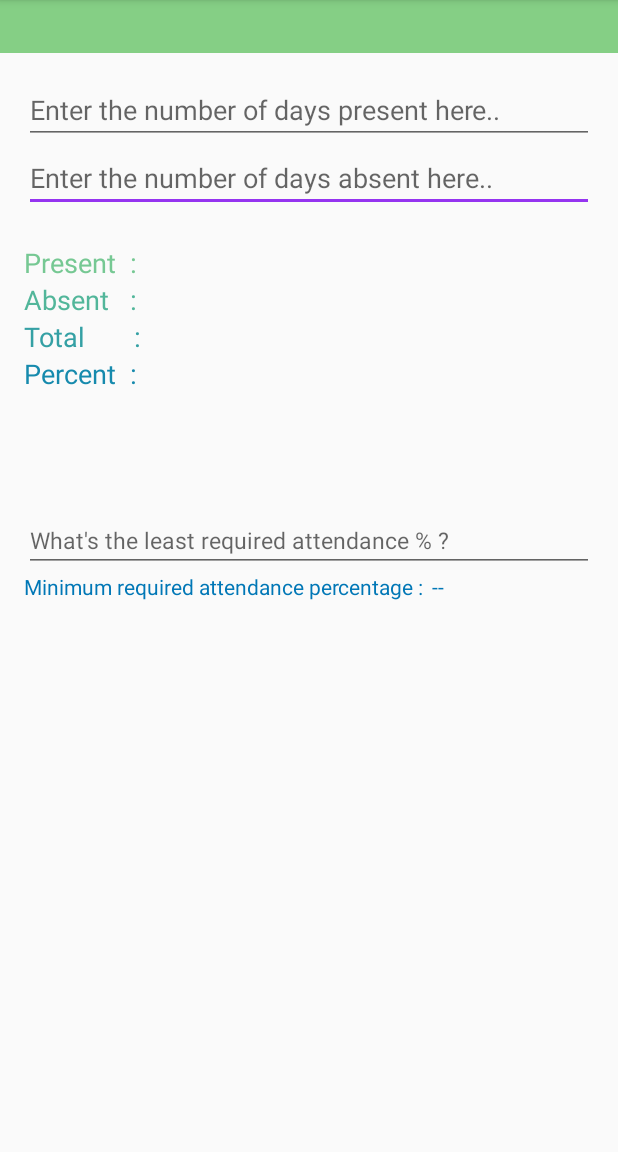
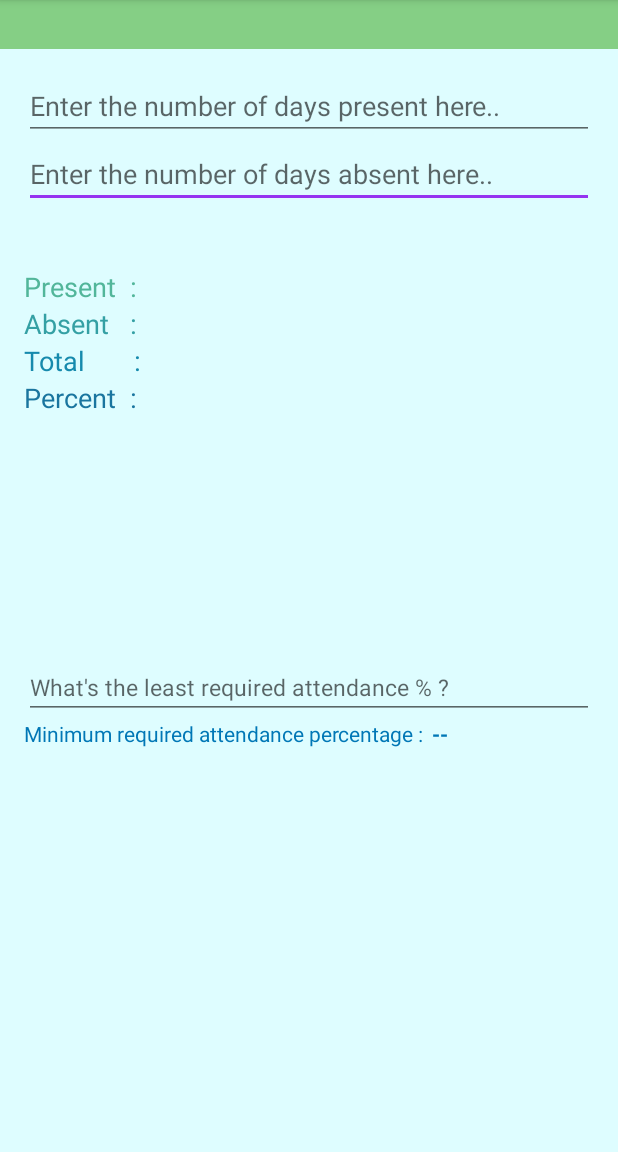
Before and after one commit to KarishmaSinghChauhan/AssistMe, an Android app: the AttendanceActivity2 screen opened directly, with no data from a screen before it, on a phone screen of 412 x 824 dp, the part 84-1236 px from its top. Run offline under Robolectric (Android 15) with nearby library versions, the phone set to English and light mode, and no system bars.

Commit message:
change styles

```diff
--- a/AssistMe/app/src/main/res/layout/activity_attendance.xml
+++ b/AssistMe/app/src/main/res/layout/activity_attendance.xml
@@ -31,10 +31,10 @@
         android:layout_marginTop="8dp"
         android:layout_marginEnd="8dp"
         android:ems="10"
-        android:hint="Type here to add a new subject.."
+        android:hint="Tap here to add a new subject..."
         android:inputType="textPersonName"
         android:onClick="addSubject"
-        android:textColor="?attr/colorAccent" />
+        android:textColor="#023e8a" />
 
     <ListView
         android:id="@+id/subjectListView"
--- a/AssistMe/app/src/main/res/layout/activity_attendance2.xml
+++ b/AssistMe/app/src/main/res/layout/activity_attendance2.xml
@@ -4,6 +4,7 @@
     xmlns:tools="http://schemas.android.com/tools"
     android:id="@+id/activity_attendance2"
     android:screenOrientation="portrait"
+    android:background="@color/colorBackground"
     android:layout_width="match_parent"
     android:layout_height="match_parent"
 
@@ -31,7 +32,7 @@
         android:layout_marginStart="16dp"
         android:layout_marginEnd="16dp"
         android:text="Absent   : "
-        android:textColor="#52b69a"
+        android:textColor="#34a0a4"
         android:textSize="18sp" />
 
     <TextView
@@ -41,10 +42,10 @@
         android:layout_below="@+id/absentEditText"
         android:layout_alignParentStart="true"
         android:layout_marginStart="16dp"
-        android:layout_marginTop="21dp"
+        android:layout_marginTop="40dp"
         android:layout_marginEnd="16dp"
         android:text="Present  : "
-        android:textColor="#76c893"
+        android:textColor="#52b69a"
         android:textSize="18sp" />
 
     <TextView
@@ -56,7 +57,7 @@
         android:layout_marginStart="16dp"
         android:layout_marginEnd="16dp"
         android:text="Total       : "
-        android:textColor="#34a0a4"
+        android:textColor="#168aad"
         android:textSize="18sp" />
 
     <TextView
@@ -68,7 +69,7 @@
         android:layout_marginStart="16dp"
         android:layout_marginEnd="16dp"
         android:text="Percent  :  "
-        android:textColor="#168aad"
+        android:textColor="#1a759f"
         android:textSize="18sp" />
 
     <TextView
@@ -77,8 +78,9 @@
         android:layout_height="wrap_content"
         android:layout_below="@+id/totalTextView"
         android:layout_toEndOf="@+id/textView14"
-        android:textColor="#168aad"
-        android:textSize="18sp" />
+        android:textColor="#1a759f"
+        android:textSize="18sp"
+        android:textStyle="bold" />
 
     <TextView
         android:id="@+id/totalTextView"
@@ -86,7 +88,7 @@
         android:layout_height="wrap_content"
         android:layout_below="@+id/absentTextView"
         android:layout_toEndOf="@+id/textView14"
-        android:textColor="#34a0a4"
+        android:textColor="#168aad"
         android:textSize="18sp" />
 
     <TextView
@@ -95,7 +97,7 @@
         android:layout_height="wrap_content"
         android:layout_below="@+id/presentTextView"
         android:layout_alignStart="@+id/totalTextView"
-        android:textColor="#52b69a"
+        android:textColor="#34a0a4"
         android:textSize="18sp" />
 
     <TextView
@@ -107,23 +109,23 @@
         android:layout_alignStart="@+id/absentTextView"
         android:layout_marginStart="1dp"
         android:layout_marginTop="24dp"
-        android:textColor="#76c893"
+        android:textColor="#52b69a"
         android:textSize="18sp" />
 
     <EditText
+        android:id="@+id/minAttEditText"
         android:layout_width="match_parent"
-        android:inputType="numberDecimal"
-        android:ems="10"
-        android:id="@+id/minAttEditText"
-        android:hint="What's the least required attendance % ?"
         android:layout_height="wrap_content"
-        android:textSize="15sp"
-        android:layout_marginTop="78dp"
-        android:onClick="updateAttendance"
         android:layout_below="@+id/textView14"
         android:layout_alignParentStart="true"
         android:layout_marginStart="16dp"
-        android:layout_marginEnd="16dp"/>
+        android:layout_marginTop="160dp"
+        android:layout_marginEnd="16dp"
+        android:ems="10"
+        android:hint="What's the least required attendance % ?"
+        android:inputType="numberDecimal"
+        android:onClick="updateAttendance"
+        android:textSize="15sp" />
 
     <TextView
         android:id="@+id/textView17"
@@ -145,7 +147,8 @@
         android:layout_marginEnd="16dp"
         android:layout_toEndOf="@+id/textView17"
         android:text="--"
-        android:textColor="#0077b6" />
+        android:textColor="#0077b6"
+        android:textStyle="bold" />
 
     <TextView
         android:id="@+id/summaryTextView"
@@ -173,16 +176,16 @@
         android:onClick="updateAttendance" />
 
     <EditText
+        android:id="@+id/subject"
         android:layout_width="match_parent"
         android:layout_height="wrap_content"
+        android:layout_alignParentTop="true"
+        android:layout_centerHorizontal="true"
+        android:background="#85CF85"
+        android:ems="10"
+        android:gravity="center"
         android:inputType="textPersonName"
-        android:ems="10"
-        android:id="@+id/subject"
-        android:textSize="26sp"
-        android:gravity = "center"
         android:onClick="rename"
-        android:background="#85CF85"
-        android:layout_alignParentTop="true"
-        android:layout_centerHorizontal="true"/>
+        android:textSize="24sp" />
 
 </RelativeLayout>
--- a/AssistMe/app/src/main/res/layout/activity_dates_goals_notes2.xml
+++ b/AssistMe/app/src/main/res/layout/activity_dates_goals_notes2.xml
@@ -5,6 +5,7 @@
     android:id="@+id/activity_dates_goals_notes2"
     android:layout_width="match_parent"
     android:layout_height="match_parent"
+    android:background="@color/colorBackground"
     android:onClick="share"
     android:paddingLeft="4dp"
     android:paddingTop="2dp"
@@ -62,7 +63,7 @@
     <EditText
         android:id="@+id/EditTextTitleId"
         android:layout_width="match_parent"
-        android:layout_height="wrap_content"
+        android:layout_height="80dp"
         android:layout_alignParentStart="true"
         android:layout_alignParentTop="true"
         android:layout_marginStart="0dp"
@@ -70,7 +71,7 @@
         android:ems="10"
         android:gravity="start|top"
         android:inputType="textMultiLine"
-        android:textColor="?attr/colorAccent"
+        android:textColor="#023e8a"
         android:textSize="22sp" />
 
     <EditText
--- a/AssistMe/app/src/main/res/layout/activity_disco_lights.xml
+++ b/AssistMe/app/src/main/res/layout/activity_disco_lights.xml
@@ -4,6 +4,7 @@
     xmlns:tools="http://schemas.android.com/tools"
     android:layout_width="match_parent"
     android:layout_height="match_parent"
+    android:background="@color/colorBackground"
     tools:context=".DiscoLightsActivity">
 
     <TextView
--- a/AssistMe/app/src/main/res/layout/activity_speech_to_text.xml
+++ b/AssistMe/app/src/main/res/layout/activity_speech_to_text.xml
@@ -44,7 +44,7 @@
         android:inputType="textMultiLine"
         android:onClick="enable"
         android:padding="8dp"
-        android:textColor="#9C27B0" />
+        android:textColor="#023e8a" />
 
     <ImageButton
         android:id="@+id/speakImageButtonId"
--- a/AssistMe/app/src/main/res/layout/activity_text_to_speech.xml
+++ b/AssistMe/app/src/main/res/layout/activity_text_to_speech.xml
@@ -33,7 +33,7 @@
         android:inputType="textMultiLine"
         android:onClick="enable"
         android:padding="8dp"
-        android:textColor="#9C27B0" />
+        android:textColor="#023e8a" />
 
     <SeekBar
         android:id="@+id/seekBarSpeedId"
```
Also changed, not shown: AssistMe/app/src/main/res/layout/activity_brain_trainer.xml (+10 -9 lines), AssistMe/app/src/main/res/drawable/ringing_alarm.jpg (deleted), AssistMe/app/src/main/res/drawable/ringing_alarm.png (added).
